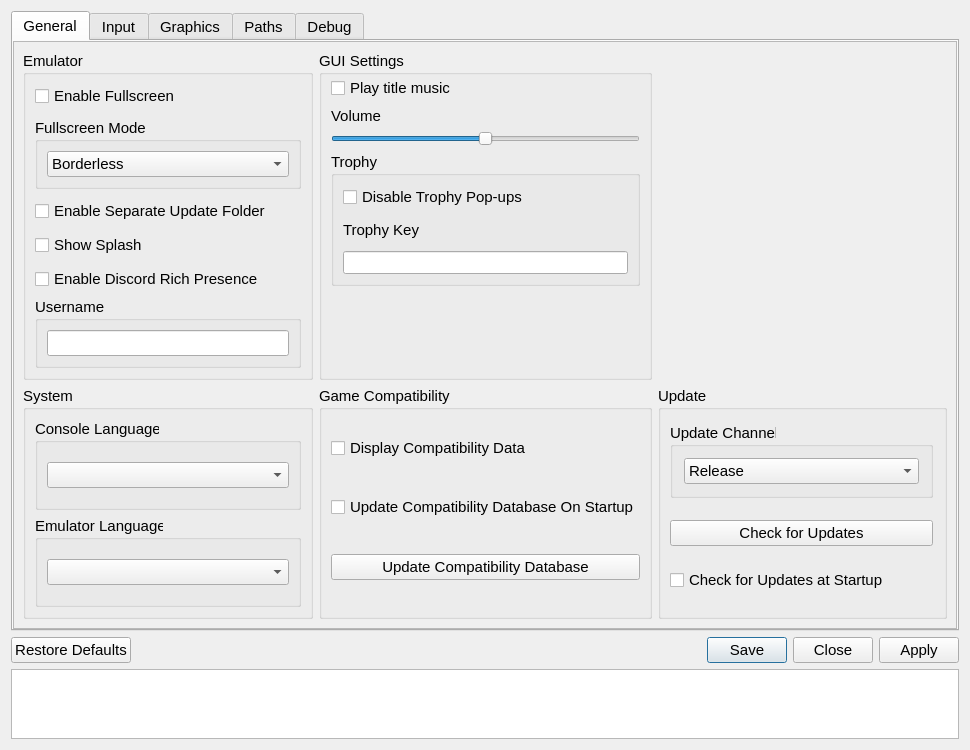
Qt form src/qt_gui/settings_dialog.ui (shadps4-emu/shadPS4) before a commit.
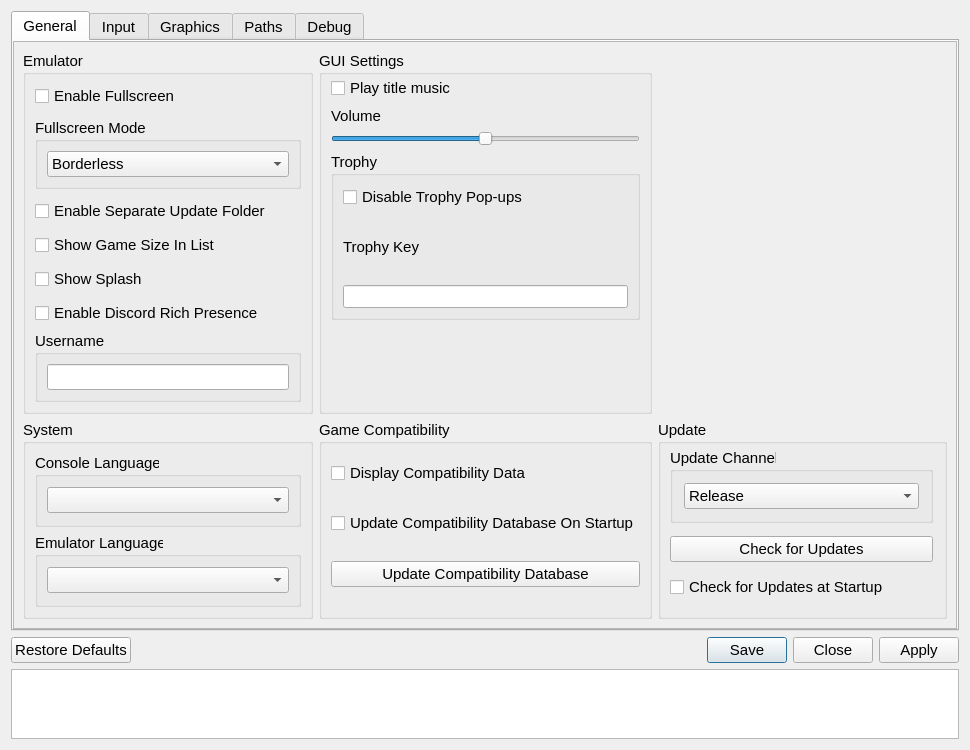
The same form after that commit. Icons and pictures are not drawn.

Commit message: Add show game size toggle

Diff of the .ui file:
```diff
--- a/src/qt_gui/settings_dialog.ui
+++ b/src/qt_gui/settings_dialog.ui
@@ -170,6 +170,13 @@
                    </property>
                   </widget>
                  </item>
+                 <item>
+                  <widget class="QCheckBox" name="gameSizeCheckBox">
+                   <property name="text">
+                    <string>Show Game Size In List</string>
+                   </property>
+                  </widget>
+                 </item>
                  <item>
                   <widget class="QCheckBox" name="showSplashCheckBox">
                    <property name="text">
```
The commit also changes 5 other files.
